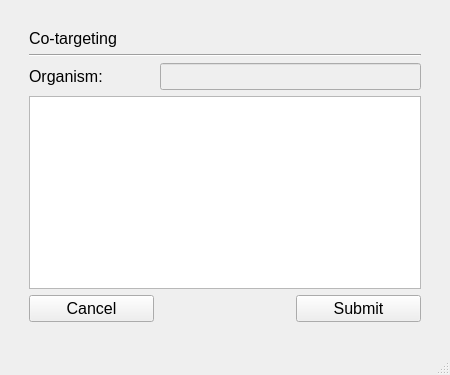
The window that cotargeting.ui (TrinhLab/CASPERapp) describes before a commit, drawn with Qt 5.
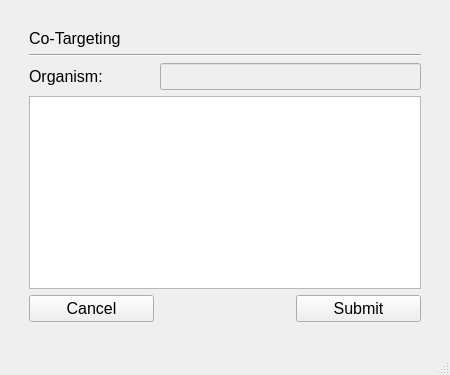
The same window after the commit.

Commit message: Updated/fixed CoTargeting and updated OT exe for Mac

The edit to the form file:
```diff
--- a/cotargeting.ui
+++ b/cotargeting.ui
@@ -77,7 +77,7 @@
       <item row="0" column="0">
        <widget class="QLabel" name="title">
         <property name="text">
-         <string>Co-targeting</string>
+         <string>Co-Targeting</string>
         </property>
        </widget>
       </item>
```
The commit also changes 6 other files.
